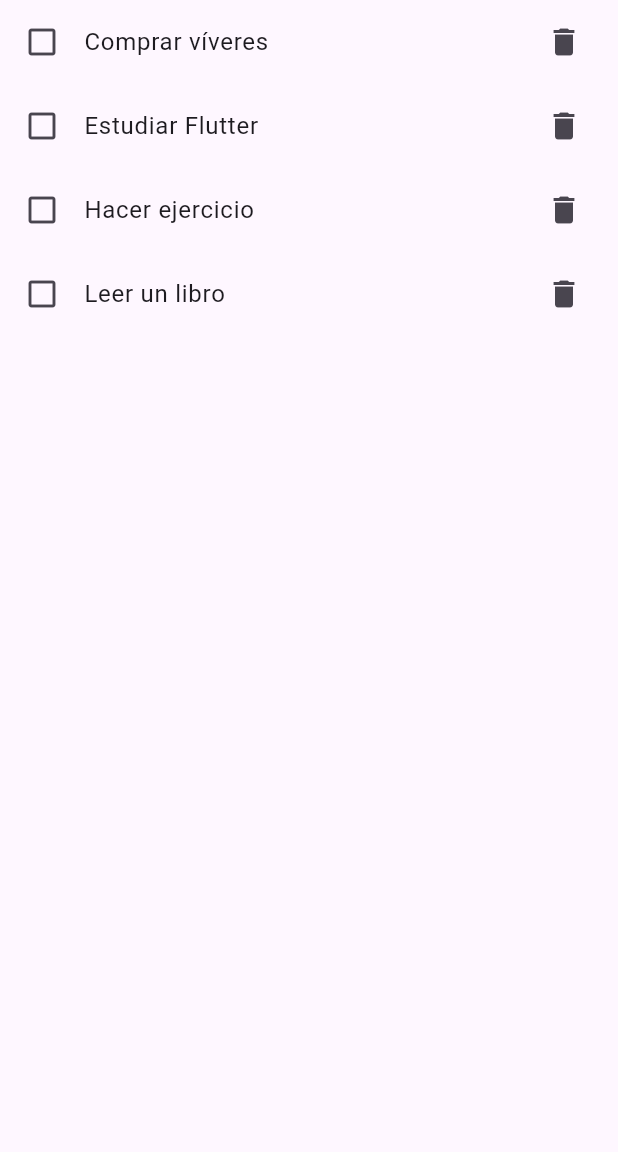
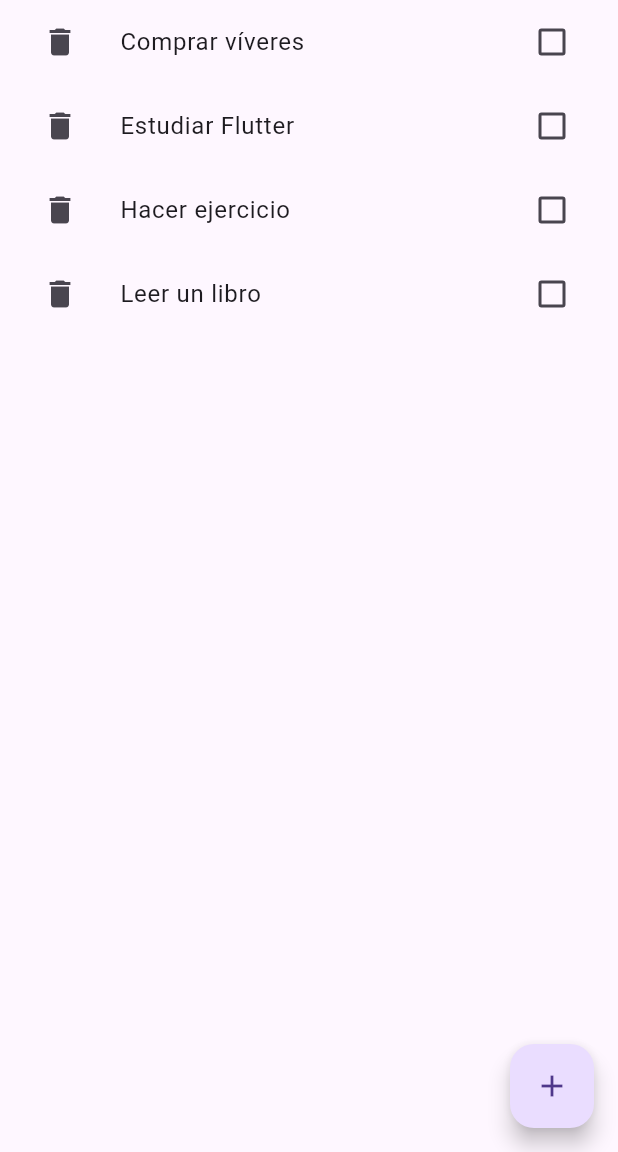
Before and after one commit to LAMS0017/todo_app, a Flutter app: the screen it shows after launch, on a phone screen of 412 x 824 dp, the part 84-1236 px from its top. Run offline on Flutter 3.47's test engine with Material 3 defaults, Android fonts, the phone set to English and light mode, and no system bars.

Commit message:
Semana 5 - Añadir/Completar/Eliminar tareas con estado

```diff
--- a/lib/main.dart
+++ b/lib/main.dart
@@ -12,49 +12,158 @@ class TodoApp extends StatelessWidget {
       title: 'Mi Lista de Tareas',
       theme: ThemeData(
         primarySwatch: Colors.blue,
-        brightness: Brightness.light, // 👈 Forzamos tema claro
+        brightness: Brightness.light,
       ),
       home: HomeScreen(),
     );
   }
 }
 
-class HomeScreen extends StatelessWidget {
-  final List<String> tareas = [
-    "Comprar víveres",
-    "Estudiar Flutter",
-    "Hacer ejercicio",
-    "Leer un libro"
+// -------- MODELO SIMPLE --------
+class Tarea {
+  String texto;
+  bool done;
+  Tarea(this.texto, {this.done = false});
+}
+
+// -------- PANTALLA CON ESTADO --------
+class HomeScreen extends StatefulWidget {
+  @override
+  State<HomeScreen> createState() => _HomeScreenState();
+}
+
+class _HomeScreenState extends State<HomeScreen> {
+  final List<Tarea> _tareas = [
+    Tarea("Comprar víveres"),
+    Tarea("Estudiar Flutter"),
+    Tarea("Hacer ejercicio"),
+    Tarea("Leer un libro"),
   ];
+
+  final TextEditingController _ctrl = TextEditingController();
+
+  void _agregarTarea(String texto) {
+    if (texto.trim().isEmpty) return;
+    setState(() {
+      _tareas.add(Tarea(texto.trim()));
+    });
+    _ctrl.clear();
+    Navigator.of(context).pop();
+    _mostrarSnack("Tarea añadida");
+  }
+
+  void _eliminarTarea(int index) {
+    final borrada = _tareas[index].texto;
+    setState(() {
+      _tareas.removeAt(index);
+    });
+    _mostrarSnack("Eliminada: $borrada");
+  }
+
+  void _toggleDone(int index, bool? value) {
+    setState(() {
+      _tareas[index].done = value ?? false;
+    });
+  }
+
+  void _mostrarSnack(String msg) {
+    ScaffoldMessenger.of(context).showSnackBar(SnackBar(content: Text(msg)));
+  }
+
+  void _dialogoNuevaTarea() {
+    showDialog(
+      context: context,
+      builder: (context) => AlertDialog(
+        title: const Text("Nueva tarea"),
+        content: TextField(
+          controller: _ctrl,
+          autofocus: true,
+          decoration: const InputDecoration(hintText: "Escribe la tarea"),
+          onSubmitted: _agregarTarea,
+        ),
+        actions: [
+          TextButton(
+            onPressed: () {
+              _ctrl.clear();
+              Navigator.of(context).pop();
+            },
+            child: const Text("Cancelar"),
+          ),
+          ElevatedButton(
+            onPressed: () => _agregarTarea(_ctrl.text),
+            child: const Text("Añadir"),
+          ),
+        ],
+      ),
+    );
+  }
+
+  @override
+  void dispose() {
+    _ctrl.dispose();
+    super.dispose();
+  }
 
   @override
   Widget build(BuildContext context) {
     return Scaffold(
       appBar: AppBar(
-        title: Text("Mi Lista de Tareas"),
-        backgroundColor: Colors.blue,     // 👈 Azul siempre
-        foregroundColor: Colors.white,    // 👈 Texto e íconos blancos
+        title: const Text("Mi Lista de Tareas"),
+        backgroundColor: Colors.blue,
+        foregroundColor: Colors.white,
         actions: [
           IconButton(
-            icon: Icon(Icons.add),
-            onPressed: () {
-              // Aquí se añadirá funcionalidad en la Semana 5
-            },
+            icon: const Icon(Icons.add),
+            onPressed: _dialogoNuevaTarea, // abrir diálogo
+            tooltip: "Añadir tarea",
           ),
         ],
       ),
-      body: ListView.builder(
-        itemCount: tareas.length,
-        itemBuilder: (context, index) {
-          return ListTile(
-            leading: Icon(Icons.check_box_outline_blank),
-            title: Text(tareas[index]),
-            trailing: Icon(Icons.delete),
-            onTap: () {
-              // Aquí se añadirá funcionalidad en la Semana 5
-            },
-          );
-        },
+      body: _tareas.isEmpty
+          ? const Center(child: Text("No hay tareas. ¡Añade la primera!"))
+          : ListView.builder(
+              itemCount: _tareas.length,
+              itemBuilder: (context, index) {
+                final t = _tareas[index];
+                return Dismissible(
+                  key: ValueKey("${t.texto}-$index"),
+                  background: Container(
+                    color: Colors.red,
+                    padding: const EdgeInsets.symmetric(horizontal: 16),
+                    alignment: Alignment.centerLeft,
+                    child: const Icon(Icons.delete, color: Colors.white),
+                  ),
+                  secondaryBackground: Container(
+                    color: Colors.red,
+                    padding: const EdgeInsets.symmetric(horizontal: 16),
+                    alignment: Alignment.centerRight,
+                    child: const Icon(Icons.delete, color: Colors.white),
+                  ),
+                  onDismissed: (_) => _eliminarTarea(index),
+                  child: CheckboxListTile(
+                    value: t.done,
+                    onChanged: (v) => _toggleDone(index, v),
+                    title: Text(
+                      t.texto,
+                      style: TextStyle(
+                        decoration:
+                            t.done ? TextDecoration.lineThrough : null,
+                        color: t.done ? Colors.grey : null,
+                      ),
+                    ),
+                    secondary: IconButton(
+                      icon: const Icon(Icons.delete),
+                      onPressed: () => _eliminarTarea(index),
+                      tooltip: "Eliminar",
+                    ),
+                  ),
+                );
+              },
+            ),
+      floatingActionButton: FloatingActionButton(
+        onPressed: _dialogoNuevaTarea,
+        child: const Icon(Icons.add),
+        tooltip: "Añadir tarea",
       ),
     );
   }
```
